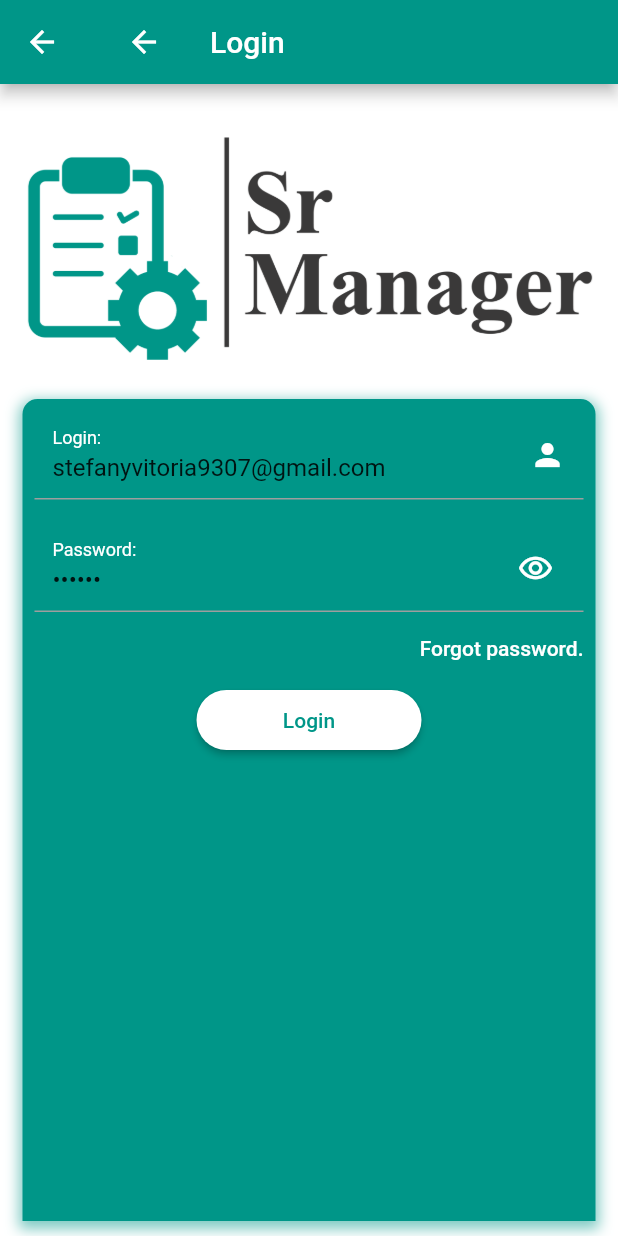
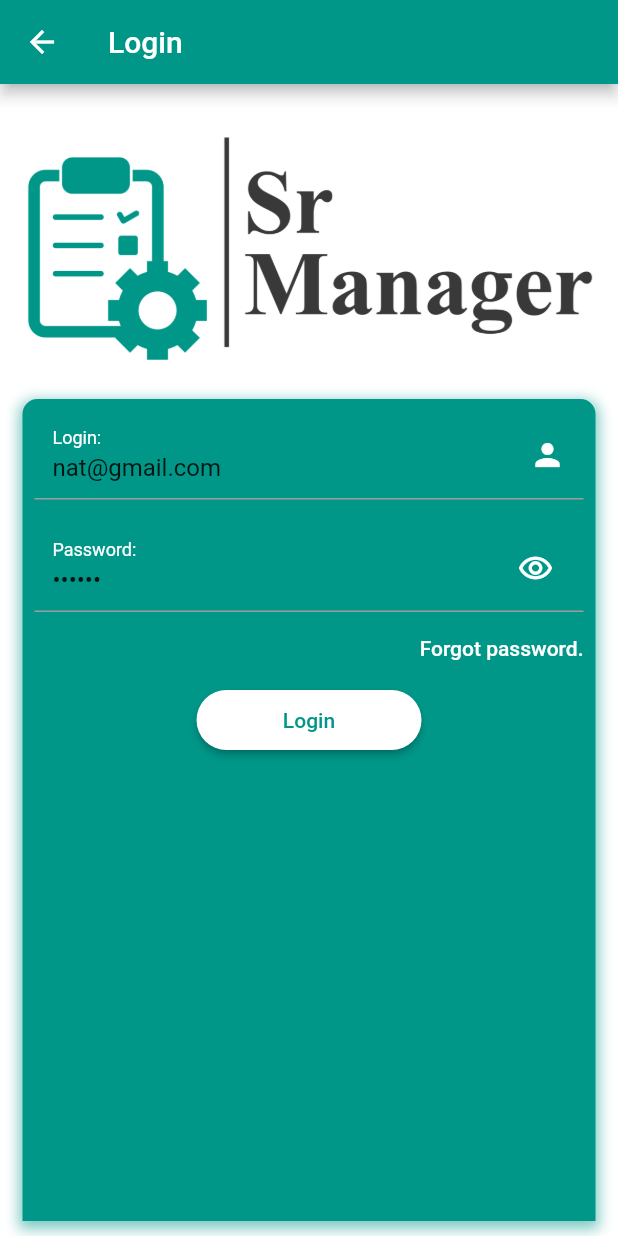
Before and after one commit to Stefanyvitoria/manager_app, a Flutter app: the Login screen opened by its route, after a tap on "Login", on a phone screen of 412 x 824 dp. Run offline on Flutter 3.47's test engine with Material 2 defaults, Android fonts, the phone set to English and light mode, and no system bars; our stand-ins replace cloud_firestore, firebase_auth, firebase_core, font_awesome_flutter; accounts and stored records are empty; network calls fail.

Commit message:
fix navigation.

```diff
--- a/lib/screens/init.dart
+++ b/lib/screens/init.dart
@@ -55,7 +55,7 @@ class Init extends StatelessWidget {
                     ),
                     onPressed: () {
                       Navigator.of(context)
-                          .pushReplacementNamed('login', arguments: 'ceo');
+                          .pushNamed('login', arguments: 'ceo');
                     },
                   ),
                 ),
@@ -70,7 +70,7 @@ class Init extends StatelessWidget {
                     ),
                     onPressed: () {
                       Navigator.of(context)
-                          .pushReplacementNamed('login', arguments: 'employee');
+                          .pushNamed('login', arguments: 'employee');
                     },
                   ),
                 ),
--- a/lib/screens/login.dart
+++ b/lib/screens/login.dart
@@ -26,23 +26,12 @@ class _LoginState extends State<Login> {
   Widget build(BuildContext context) {
     _type = ModalRoute.of(context).settings.arguments; // recovery user type.
 
-    //_emailController.text = 't@gmail.com';
-    _emailController.text = 'stefanyvitoria9307@gmail.com';
+    _emailController.text = 'nat@gmail.com';
+    //_emailController.text = 'stefanyvitoria9307@gmail.com';
     _passWController.text = '123456';
     return Scaffold(
       appBar: AppBar(
-        title: Row(
-          children: [
-            IconButton(
-              icon: Icon(Icons.arrow_back),
-              onPressed: () {
-                Navigator.of(context).pushReplacementNamed('/');
-              },
-            ),
-            Container(width: 20),
-            Text('Login'),
-          ],
-        ),
+        title: Text('Login'),
       ),
       body: ListView(
         padding: EdgeInsets.only(top: 10, left: 15, right: 15),
@@ -153,12 +142,13 @@ class _LoginState extends State<Login> {
                                     _passWController.text);
                                 if (await _validatelogin(
                                     FirebaseAuth.instance.currentUser.uid)) {
-                                  Navigator.of(context).pushReplacementNamed(
-                                      'home',
+                                  Navigator.of(context).pushNamedAndRemoveUntil(
+                                      'home', (Route<dynamic> route) => false,
                                       arguments: _type);
                                 } else {
-                                  Navigator.of(context).pushReplacementNamed(
-                                      'home',
+                                  //Login with user exchanged
+                                  Navigator.of(context).pushNamedAndRemoveUntil(
+                                      'home', (Route<dynamic> route) => false,
                                       arguments:
                                           _type == 'ceo' ? 'employee' : 'ceo');
                                 }
```
